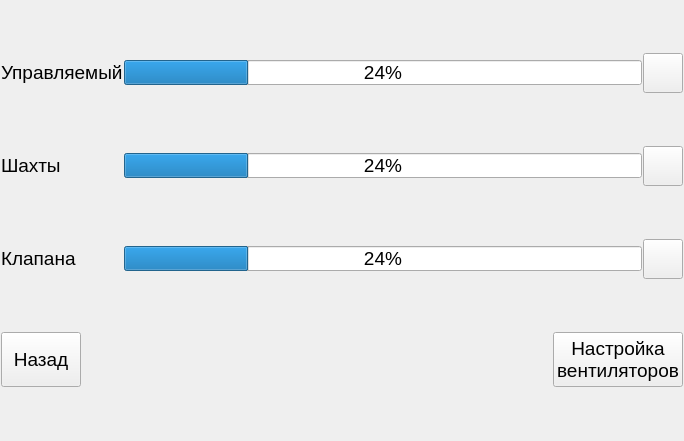
First picture: the form in QtClient/QtClimaClient/Frames/VentilationOverviewFrame.ui, repository ciberslavik/climacore, before the edit.
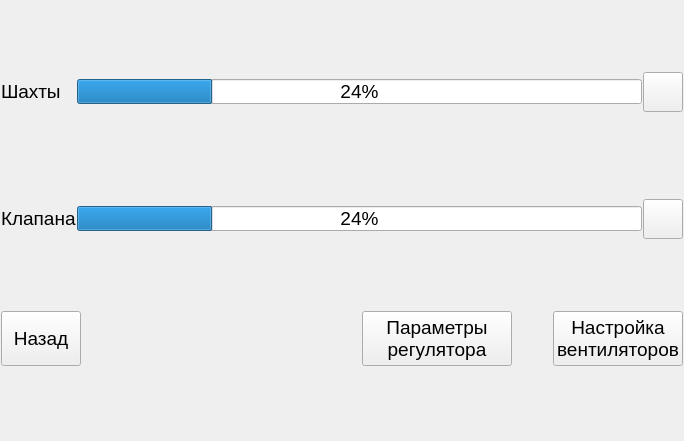
Second picture: the form after the edit. Icons and pictures are not drawn.

Commit message: Nightly working ventilation service

```diff
--- a/QtClient/QtClimaClient/Frames/VentilationOverviewFrame.ui
+++ b/QtClient/QtClimaClient/Frames/VentilationOverviewFrame.ui
@@ -34,8 +34,8 @@
    <property name="spacing">
     <number>1</number>
    </property>
-   <item row="0" column="2">
-    <widget class="QPushButton" name="pushButton_2">
+   <item row="2" column="2">
+    <widget class="QPushButton" name="btnConfigValve">
      <property name="minimumSize">
       <size>
        <width>40</width>
@@ -63,52 +63,7 @@
      </property>
     </widget>
    </item>
-   <item row="4" column="0" colspan="3">
-    <layout class="QHBoxLayout" name="layDiscrFans">
-     <property name="sizeConstraint">
-      <enum>QLayout::SetDefaultConstraint</enum>
-     </property>
-    </layout>
-   </item>
-   <item row="2" column="0">
-    <widget class="QLabel" name="label_5">
-     <property name="minimumSize">
-      <size>
-       <width>0</width>
-       <height>25</height>
-      </size>
-     </property>
-     <property name="maximumSize">
-      <size>
-       <width>16777215</width>
-       <height>25</height>
-      </size>
-     </property>
-     <property name="text">
-      <string>Клапана</string>
-     </property>
-    </widget>
-   </item>
    <item row="0" column="0">
-    <widget class="QLabel" name="label_3">
-     <property name="minimumSize">
-      <size>
-       <width>0</width>
-       <height>25</height>
-      </size>
-     </property>
-     <property name="maximumSize">
-      <size>
-       <width>16777215</width>
-       <height>25</height>
-      </size>
-     </property>
-     <property name="text">
-      <string>Управляемый</string>
-     </property>
-    </widget>
-   </item>
-   <item row="1" column="0">
     <widget class="QLabel" name="label_4">
      <property name="minimumSize">
       <size>
@@ -127,61 +82,22 @@
      </property>
     </widget>
    </item>
-   <item row="2" column="2">
-    <widget class="QPushButton" name="btnConfigValve">
+   <item row="2" column="0">
+    <widget class="QLabel" name="label_5">
      <property name="minimumSize">
       <size>
-       <width>40</width>
-       <height>40</height>
+       <width>0</width>
+       <height>25</height>
       </size>
      </property>
      <property name="maximumSize">
       <size>
-       <width>40</width>
-       <height>40</height>
+       <width>16777215</width>
+       <height>25</height>
       </size>
      </property>
      <property name="text">
-      <string/>
-     </property>
-     <property name="icon">
-      <iconset resource="../Resources.qrc">
-       <normaloff>:/Images/gears.png</normaloff>:/Images/gears.png</iconset>
-     </property>
-     <property name="iconSize">
-      <size>
-       <width>32</width>
-       <height>32</height>
-      </size>
-     </property>
-    </widget>
-   </item>
-   <item row="1" column="2">
-    <widget class="QPushButton" name="btnConfigMine">
-     <property name="minimumSize">
-      <size>
-       <width>40</width>
-       <height>40</height>
-      </size>
-     </property>
-     <property name="maximumSize">
-      <size>
-       <width>40</width>
-       <height>40</height>
-      </size>
-     </property>
-     <property name="text">
-      <string/>
-     </property>
-     <property name="icon">
-      <iconset resource="../Resources.qrc">
-       <normaloff>:/Images/gears.png</normaloff>:/Images/gears.png</iconset>
-     </property>
-     <property name="iconSize">
-      <size>
-       <width>32</width>
-       <height>32</height>
-      </size>
+      <string>Клапана</string>
      </property>
     </widget>
    </item>
@@ -229,6 +145,42 @@
        </property>
       </spacer>
      </item>
+     <item>
+      <widget class="QPushButton" name="btnControllerConfig">
+       <property name="minimumSize">
+        <size>
+         <width>150</width>
+         <height>55</height>
+        </size>
+       </property>
+       <property name="maximumSize">
+        <size>
+         <width>16777215</width>
+         <height>55</height>
+        </size>
+       </property>
+       <property name="text">
+        <string>Параметры 
+регулятора</string>
+       </property>
+      </widget>
+     </item>
+     <item>
+      <spacer name="horizontalSpacer_2">
+       <property name="orientation">
+        <enum>Qt::Horizontal</enum>
+       </property>
+       <property name="sizeType">
+        <enum>QSizePolicy::Fixed</enum>
+       </property>
+       <property name="sizeHint" stdset="0">
+        <size>
+         <width>40</width>
+         <height>20</height>
+        </size>
+       </property>
+      </spacer>
+     </item>
      <item>
       <widget class="QPushButton" name="btnConfigure">
        <property name="minimumSize">
@@ -261,44 +213,6 @@
      </item>
     </layout>
    </item>
-   <item row="1" column="1">
-    <widget class="QProgressBar" name="pbMines">
-     <property name="minimumSize">
-      <size>
-       <width>0</width>
-       <height>25</height>
-      </size>
-     </property>
-     <property name="maximumSize">
-      <size>
-       <width>16777215</width>
-       <height>25</height>
-      </size>
-     </property>
-     <property name="value">
-      <number>24</number>
-     </property>
-    </widget>
-   </item>
-   <item row="0" column="1">
-    <widget class="QProgressBar" name="pbAnalogFan">
-     <property name="minimumSize">
-      <size>
-       <width>0</width>
-       <height>25</height>
-      </size>
-     </property>
-     <property name="maximumSize">
-      <size>
-       <width>16777215</width>
-       <height>25</height>
-      </size>
-     </property>
-     <property name="value">
-      <number>24</number>
-     </property>
-    </widget>
-   </item>
    <item row="2" column="1">
     <widget class="QProgressBar" name="pbValves">
      <property name="minimumSize">
@@ -321,6 +235,77 @@
    <item row="3" column="0" colspan="3">
     <layout class="QHBoxLayout" name="layAnalogFans"/>
    </item>
+   <item row="0" column="1">
+    <widget class="QProgressBar" name="pbMines">
+     <property name="minimumSize">
+      <size>
+       <width>0</width>
+       <height>25</height>
+      </size>
+     </property>
+     <property name="maximumSize">
+      <size>
+       <width>16777215</width>
+       <height>25</height>
+      </size>
+     </property>
+     <property name="value">
+      <number>24</number>
+     </property>
+    </widget>
+   </item>
+   <item row="4" column="0" colspan="3">
+    <layout class="QHBoxLayout" name="layDiscrFans">
+     <property name="sizeConstraint">
+      <enum>QLayout::SetDefaultConstraint</enum>
+     </property>
+    </layout>
+   </item>
+   <item row="0" column="2">
+    <widget class="QPushButton" name="btnConfigMine">
+     <property name="minimumSize">
+      <size>
+       <width>40</width>
+       <height>40</height>
+      </size>
+     </property>
+     <property name="maximumSize">
+      <size>
+       <width>40</width>
+       <height>40</height>
+      </size>
+     </property>
+     <property name="text">
+      <string/>
+     </property>
+     <property name="icon">
+      <iconset resource="../Resources.qrc">
+       <normaloff>:/Images/gears.png</normaloff>:/Images/gears.png</iconset>
+     </property>
+     <property name="iconSize">
+      <size>
+       <width>32</width>
+       <height>32</height>
+      </size>
+     </property>
+    </widget>
+   </item>
+   <item row="1" column="0">
+    <spacer name="verticalSpacer">
+     <property name="orientation">
+      <enum>Qt::Vertical</enum>
+     </property>
+     <property name="sizeType">
+      <enum>QSizePolicy::Fixed</enum>
+     </property>
+     <property name="sizeHint" stdset="0">
+      <size>
+       <width>20</width>
+       <height>15</height>
+      </size>
+     </property>
+    </spacer>
+   </item>
   </layout>
  </widget>
  <resources>
```
The commit also changes 39 other files.
